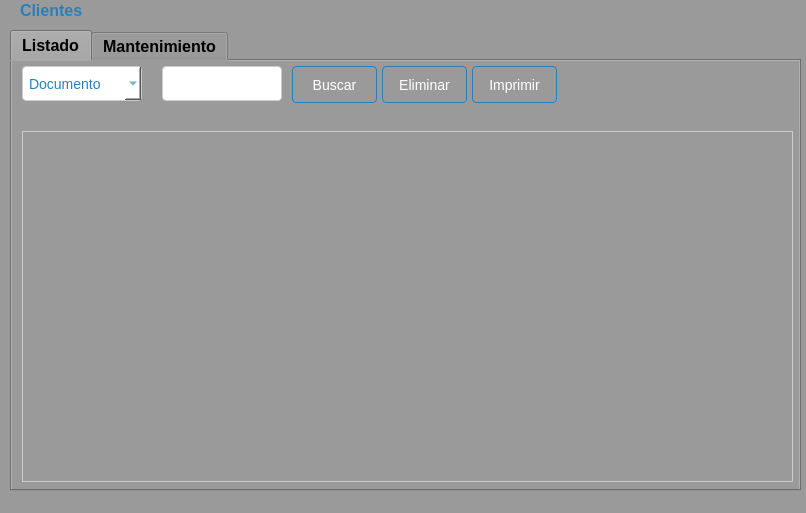
CodeDrTech/DevelopPython, file Sistema de ventas/ui/FrmCliente.ui: the form before one commit.
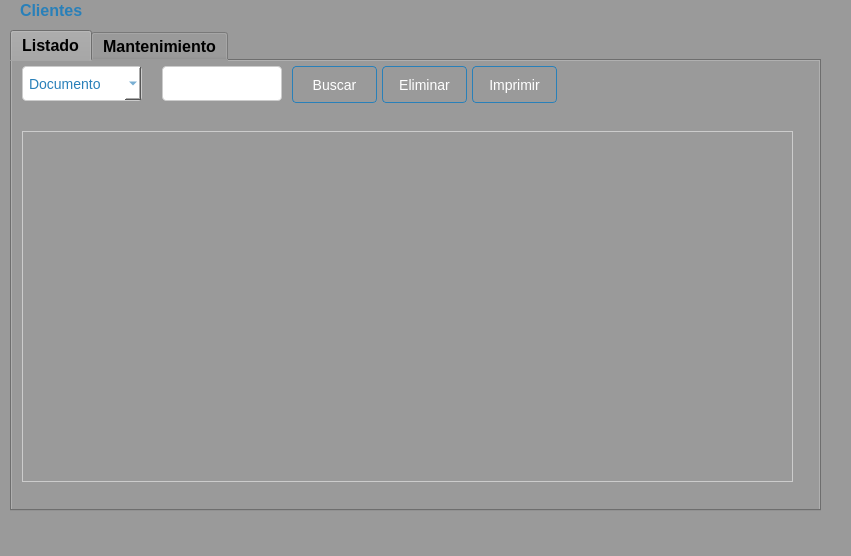
The form after the commit.

The edit to the form file:
```diff
--- a/Sistema de ventas/ui/FrmCliente.ui
+++ b/Sistema de ventas/ui/FrmCliente.ui
@@ -9,8 +9,8 @@
    <rect>
     <x>0</x>
     <y>0</y>
-    <width>806</width>
-    <height>513</height>
+    <width>851</width>
+    <height>556</height>
    </rect>
   </property>
   <property name="windowTitle">
@@ -57,8 +57,8 @@
      <rect>
       <x>10</x>
       <y>30</y>
-      <width>791</width>
-      <height>461</height>
+      <width>811</width>
+      <height>481</height>
      </rect>
     </property>
     <property name="toolTip">
```
Left out of the diff: 2 changed lines with no effect on the pictures.
